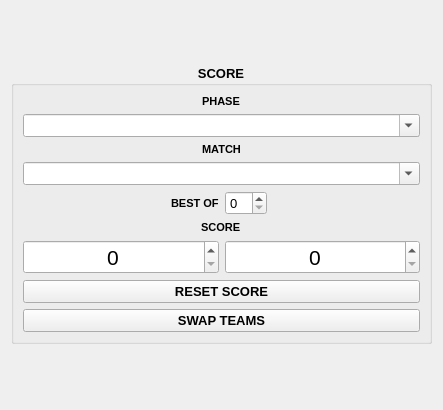
robertoalvs/PLACAR, file TournamentStreamHelper-main/src/layout/TSHScoreboardScore.ui: the form before one commit.
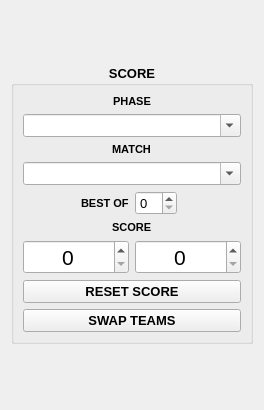
The form after the commit.

Patch:
```diff
--- a/TournamentStreamHelper-main/src/layout/TSHScoreboardScore.ui
+++ b/TournamentStreamHelper-main/src/layout/TSHScoreboardScore.ui
@@ -6,7 +6,7 @@
    <rect>
     <x>0</x>
     <y>0</y>
-    <width>443</width>
+    <width>264</width>
     <height>410</height>
    </rect>
   </property>
@@ -64,6 +64,12 @@
         </item>
         <item>
          <widget class="QComboBox" name="phase">
+          <property name="minimumSize">
+           <size>
+            <width>10</width>
+            <height>0</height>
+           </size>
+          </property>
           <property name="font">
            <font>
             <pointsize>10</pointsize>
@@ -99,6 +105,12 @@
         </item>
         <item>
          <widget class="QComboBox" name="match">
+          <property name="minimumSize">
+           <size>
+            <width>10</width>
+            <height>0</height>
+           </size>
+          </property>
           <property name="font">
            <font>
             <pointsize>10</pointsize>
```
